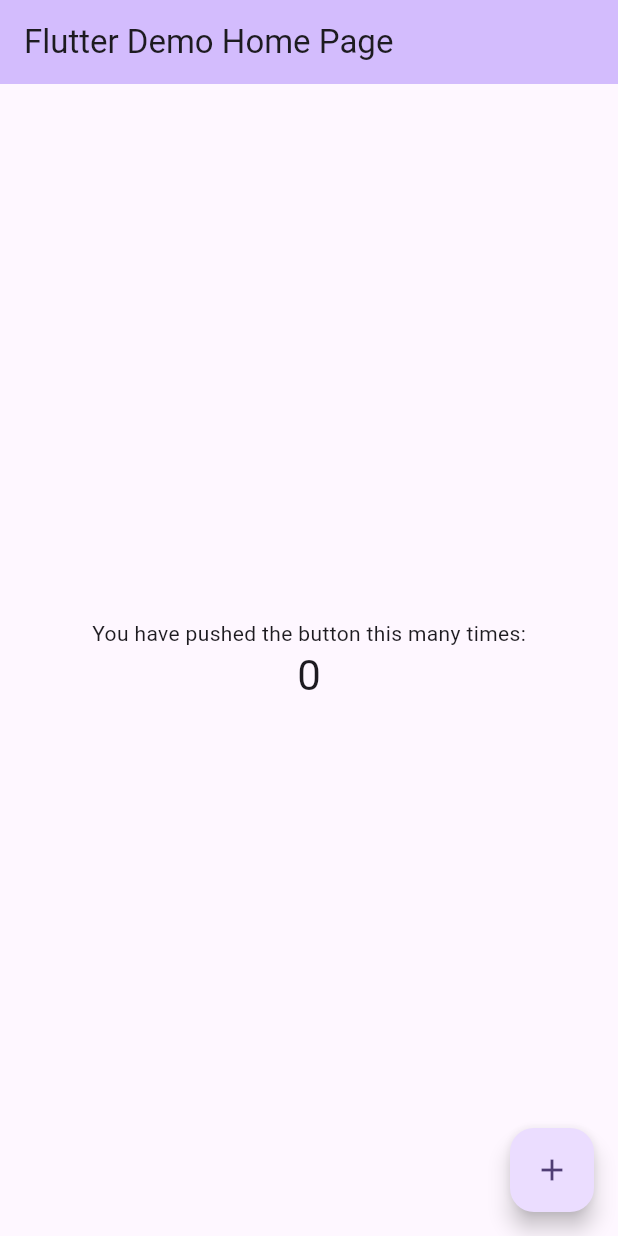
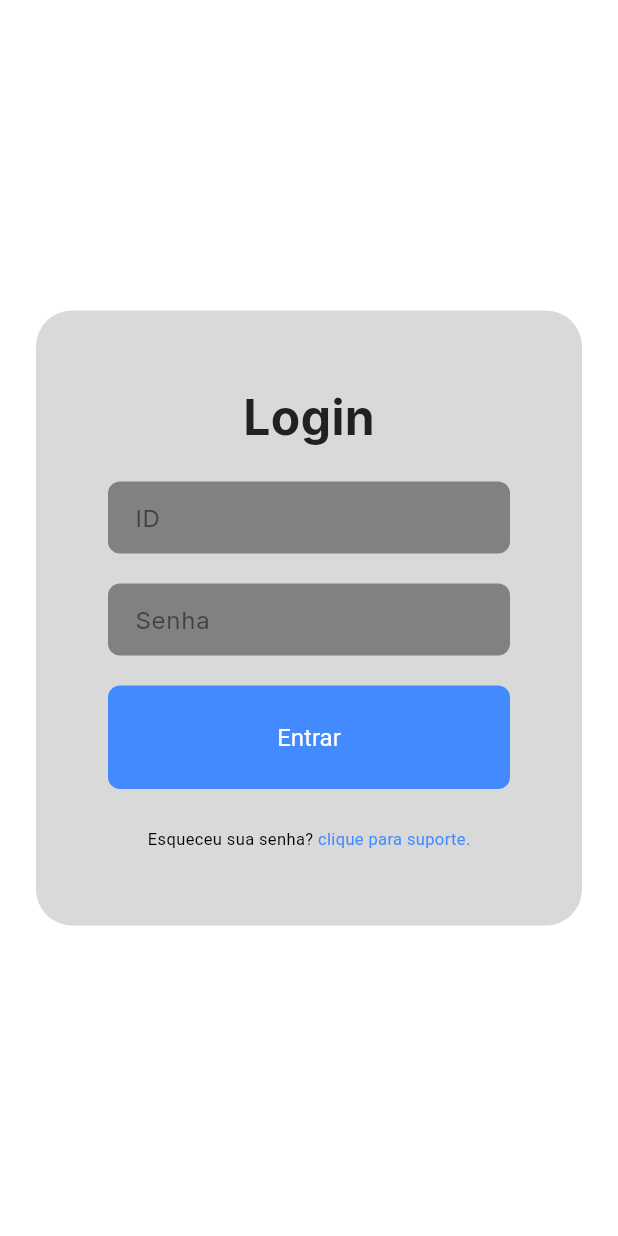
Before and after one commit to fabricio-bm/escritoriojm, a Flutter app: the screen it shows after launch, on a phone screen of 412 x 824 dp. Run offline on Flutter 3.47's test engine with Material 3 defaults, Android fonts, the phone set to English and light mode, and no system bars; our stand-ins replace google_fonts.

Commit message:
tela de login criada

```diff
--- a/lib/main.dart
+++ b/lib/main.dart
@@ -1,125 +1,20 @@
+import 'package:escritorio_jm/screens/login/login_screen.dart';
 import 'package:flutter/material.dart';
+import 'package:flutter/rendering.dart';
 
 void main() {
-  runApp(const MyApp());
+  runApp(MyApp());
 }
 
 class MyApp extends StatelessWidget {
-  const MyApp({super.key});
-
-  // This widget is the root of your application.
   @override
   Widget build(BuildContext context) {
     return MaterialApp(
-      title: 'Flutter Demo',
       theme: ThemeData(
-        // This is the theme of your application.
-        //
-        // TRY THIS: Try running your application with "flutter run". You'll see
-        // the application has a blue toolbar. Then, without quitting the app,
-        // try changing the seedColor in the colorScheme below to Colors.green
-        // and then invoke "hot reload" (save your changes or press the "hot
-        // reload" button in a Flutter-supported IDE, or press "r" if you used
-        // the command line to start the app).
-        //
-        // Notice that the counter didn't reset back to zero; the application
-        // state is not lost during the reload. To reset the state, use hot
-        // restart instead.
-        //
-        // This works for code too, not just values: Most code changes can be
-        // tested with just a hot reload.
         colorScheme: ColorScheme.fromSeed(seedColor: Colors.deepPurple),
         useMaterial3: true,
       ),
-      home: const MyHomePage(title: 'Flutter Demo Home Page'),
+      home: LoginScreen(),
     );
   }
 }
-
-class MyHomePage extends StatefulWidget {
-  const MyHomePage({super.key, required this.title});
-
-  // This widget is the home page of your application. It is stateful, meaning
-  // that it has a State object (defined below) that contains fields that affect
-  // how it looks.
-
-  // This class is the configuration for the state. It holds the values (in this
-  // case the title) provided by the parent (in this case the App widget) and
-  // used by the build method of the State. Fields in a Widget subclass are
-  // always marked "final".
-
-  final String title;
-
-  @override
-  State<MyHomePage> createState() => _MyHomePageState();
-}
-
-class _MyHomePageState extends State<MyHomePage> {
-  int _counter = 0;
-
-  void _incrementCounter() {
-    setState(() {
-      // This call to setState tells the Flutter framework that something has
-      // changed in this State, which causes it to rerun the build method below
-      // so that the display can reflect the updated values. If we changed
-      // _counter without calling setState(), then the build method would not be
-      // called again, and so nothing would appear to happen.
-      _counter++;
-    });
-  }
-
-  @override
-  Widget build(BuildContext context) {
-    // This method is rerun every time setState is called, for instance as done
-    // by the _incrementCounter method above.
-    //
-    // The Flutter framework has been optimized to make rerunning build methods
-    // fast, so that you can just rebuild anything that needs updating rather
-    // than having to individually change instances of widgets.
-    return Scaffold(
-      appBar: AppBar(
-        // TRY THIS: Try changing the color here to a specific color (to
-        // Colors.amber, perhaps?) and trigger a hot reload to see the AppBar
-        // change color while the other colors stay the same.
-        backgroundColor: Theme.of(context).colorScheme.inversePrimary,
-        // Here we take the value from the MyHomePage object that was created by
-        // the App.build method, and use it to set our appbar title.
-        title: Text(widget.title),
-      ),
-      body: Center(
-        // Center is a layout widget. It takes a single child and positions it
-        // in the middle of the parent.
-        child: Column(
-          // Column is also a layout widget. It takes a list of children and
-          // arranges them vertically. By default, it sizes itself to fit its
-          // children horizontally, and tries to be as tall as its parent.
-          //
-          // Column has various properties to control how it sizes itself and
-          // how it positions its children. Here we use mainAxisAlignment to
-          // center the children vertically; the main axis here is the vertical
-          // axis because Columns are vertical (the cross axis would be
-          // horizontal).
-          //
-          // TRY THIS: Invoke "debug painting" (choose the "Toggle Debug Paint"
-          // action in the IDE, or press "p" in the console), to see the
-          // wireframe for each widget.
-          mainAxisAlignment: MainAxisAlignment.center,
-          children: <Widget>[
-            const Text(
-              'You have pushed the button this many times:',
-            ),
-            Text(
-              '$_counter',
-              style: Theme.of(context).textTheme.headlineMedium,
-            ),
-          ],
-        ),
-      ),
-      floatingActionButton: FloatingActionButton(
-        onPressed: _incrementCounter,
-        tooltip: 'Increment',
-        child: const Icon(Icons.add),
-      ), // This trailing comma makes auto-formatting nicer for build methods.
-    );
-  }
-}
--- /dev/null
+++ b/lib/screens/login/login_screen.dart
@@ -0,0 +1,142 @@
+import 'package:flutter/cupertino.dart';
+import 'package:flutter/material.dart';
+import 'package:flutter/widgets.dart';
+import 'package:google_fonts/google_fonts.dart';
+
+class LoginScreen extends StatelessWidget {
+  @override
+  Widget build(BuildContext context) {
+    return Scaffold(
+        backgroundColor: Colors.white,
+        body: SafeArea(
+            child: Padding(
+              padding: EdgeInsets.all(24),
+              child: Center(
+                  child: ConstrainedBox(
+                    constraints: BoxConstraints(
+                      maxHeight: 500,
+                      maxWidth: 500,
+                    ),
+                    child: Container(
+                        width: double.infinity,
+                        height: 410,
+                        padding: EdgeInsets.all(48),
+                        decoration: BoxDecoration(
+                          color: Color(0xffD9D9D9),
+                          borderRadius: BorderRadius.all(Radius.circular(24)),
+                        ),
+                          child: Column(
+                            children: [
+                              Text(
+                                'Login',
+                                style: GoogleFonts.inter(
+                                  color: Color(0xff212121),
+                                  fontSize: 32,
+                                  fontWeight: FontWeight.bold,
+                                ),
+                              ),
+                              SizedBox(height: 20),
+                              TextField(
+                                style: GoogleFonts.inter(color: Colors.black, fontSize: 16,),
+                                decoration:
+                                InputDecoration(
+                                  border: OutlineInputBorder(
+                                      borderRadius: BorderRadius.circular(8),
+                                      borderSide: BorderSide.none,
+                                  ),
+                                  contentPadding: EdgeInsets.symmetric(
+                                    horizontal: 14,
+                                    vertical: 12,
+                                  ),
+                                  hintText: 'ID',
+                                  filled: true,
+                                  fillColor: Color(0xff818181),
+                                  hintStyle:
+                                    TextStyle(color: Colors.black.withOpacity(0.5),
+                                    )
+                                ),
+                                ),
+
+                                SizedBox(height: 20),
+                                TextField(
+                                  style: GoogleFonts.inter(color: Colors.black, fontSize: 16,),
+                                  decoration:
+                                  InputDecoration(
+
+                                      border: OutlineInputBorder(
+                                        borderRadius: BorderRadius.circular(8),
+                                        borderSide: BorderSide.none,
+                                      ),
+                                contentPadding: EdgeInsets.symmetric(
+                                horizontal: 14,
+                                vertical: 12,
+                                ),
+                                hintText: 'Senha',
+
+                                filled: true,
+                                fillColor: Color(0xff818181),
+                                hintStyle:
+                                TextStyle(color: Colors.black.withOpacity(0.5),
+
+                                )
+                                ),
+                                ),
+
+                              SizedBox(height: 20),
+                              SizedBox(
+                                width: double.infinity,
+                                child: TextButton(
+                                    onPressed: () {},
+                                    style: TextButton.styleFrom(
+                                      padding: EdgeInsets.symmetric(
+                                        horizontal: 30,
+                                        vertical: 25,
+                                      ),
+                                      textStyle: TextStyle(fontSize: 16),
+                                      backgroundColor: Colors.blueAccent,
+                                      shape: RoundedRectangleBorder(
+                                        borderRadius: BorderRadius.circular(8),
+                                      ),
+                                    ),
+                                    child: Text(
+                                        'Entrar',
+                                      style: TextStyle(
+                                          color: Colors.white
+                                      ),
+                                    ),
+                                ),
+                              ),
+
+                              SizedBox(height: 25),
+                              Row(
+                                mainAxisAlignment: MainAxisAlignment.center,
+                                children: [
+                                  Text(
+                                  'Esqueceu sua senha?',
+                                  textAlign: TextAlign.center,
+                                  style: TextStyle(
+                                      fontSize: 11,
+                                      color: Colors.black
+                                  ),
+                                  ),
+
+                                  Text(
+                                    ' clique para suporte.',
+                                    textAlign: TextAlign.center,
+                                    style: TextStyle(
+                                        fontSize: 11,
+                                        color: Colors.blueAccent
+                                    ),
+                                  ),
+                                ],
+                              ),
+                            ],
+                          ),
+                          ),
+                  )
+                        ),
+            ),
+                )
+                );
+  }
+}
--- a/pubspec.yaml
+++ b/pubspec.yaml
@@ -35,6 +35,7 @@ dependencies:
   # The following adds the Cupertino Icons font to your application.
   # Use with the CupertinoIcons class for iOS style icons.
   cupertino_icons: ^1.0.2
+  google_fonts: ^6.1.0
 
 dev_dependencies:
   flutter_test:
```
Also changed, not shown: pubspec.lock.
